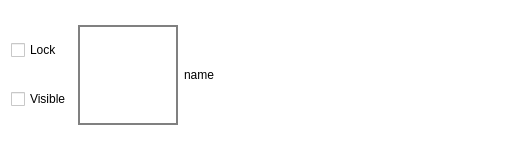
The window that 图像处理程序/LayerUI.ui (March-rain233/MineSketchpad) describes before a commit, drawn with Qt 5.
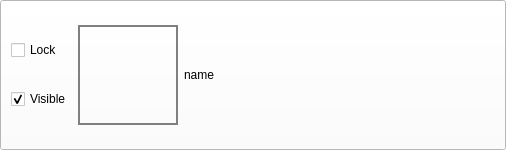
The same window after the commit.

What changed in the file:
```diff
--- a/图像处理程序/LayerUI.ui
+++ b/图像处理程序/LayerUI.ui
@@ -1,7 +1,7 @@
 <?xml version="1.0" encoding="UTF-8"?>
 <ui version="4.0">
  <class>LayerUI</class>
- <widget class="QWidget" name="LayerUI">
+ <widget class="QPushButton" name="LayerUI">
   <property name="geometry">
    <rect>
     <x>0</x>
@@ -488,6 +488,9 @@
        <property name="text">
         <string>Visible</string>
        </property>
+       <property name="checked">
+        <bool>true</bool>
+       </property>
       </widget>
      </item>
     </layout>
```
